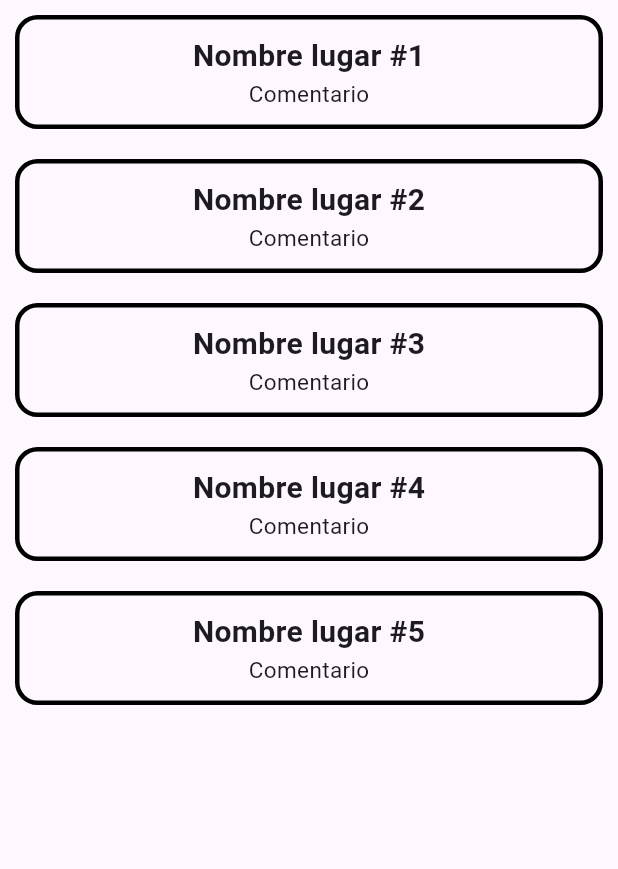
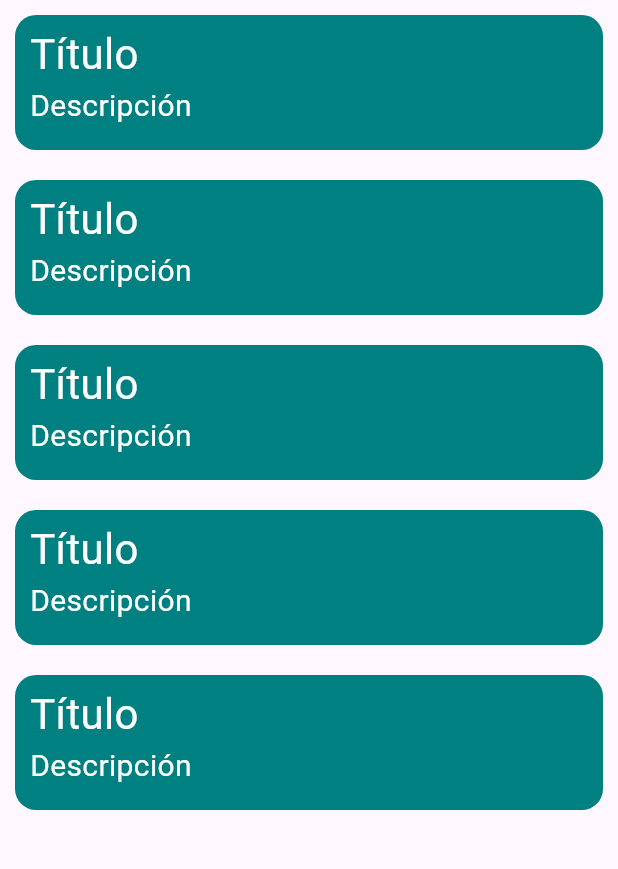
Before and after one commit to IvanRT18/SpotLy, a Flutter app: the Mapa screen opened directly, after a tap on the "menu" icon, after a tap on "Mis Lugares", on a phone screen of 412 x 824 dp, the part 84-953 px from its top. Run offline on Flutter 3.47's test engine with Material 2 defaults, Android fonts, the phone set to English and light mode, and no system bars; our stand-ins replace firebase_core, google_maps_flutter; accounts and stored records are empty; Roboto replaces fonts that are missing (Questrial).

Commit message:
cambios en cart y maps es home

```diff
--- a/lib/bookmarks.dart
+++ b/lib/bookmarks.dart
@@ -46,26 +46,66 @@ class _BookmarkState extends State<Bookmark> {
         children: [
           ListView.builder(
             itemCount: 5,
+            padding: EdgeInsets.all(10),
             itemBuilder: (BuildContext context, int index) {
               return Container(
-                margin: EdgeInsets.all(10),
-                padding: EdgeInsets.all(10),
-                decoration: BoxDecoration(
-                  border: Border.all(color: Colors.black, width: 3),
-                  borderRadius: BorderRadius.all(
-                    Radius.circular(15),
+                margin: EdgeInsets.only(bottom: 20),
+                width: 300,
+                height: 90,
+                padding: const EdgeInsets.only(
+                  top: 10,
+                  left: 5,
+                  right: 10,
+                  bottom: 10,
+                ),
+                decoration: ShapeDecoration(
+                  color: Color(0xFF008080),
+                  shape: RoundedRectangleBorder(
+                    borderRadius: BorderRadius.circular(14),
                   ),
                 ),
-                child: Column(
+                child: Row(
+                  mainAxisSize: MainAxisSize.min,
+                  mainAxisAlignment: MainAxisAlignment.start,
+                  crossAxisAlignment: CrossAxisAlignment.start,
                   children: [
-                    Text(
-                      "Nombre lugar #${index + 1}",
-                      style:
-                          TextStyle(fontSize: 20, fontWeight: FontWeight.w600),
-                    ),
-                    Text(
-                      "Comentario",
-                      style: TextStyle(fontSize: 15),
+                    Container(
+                      width: 280,
+                      height: 80,
+                      padding: const EdgeInsets.only(left: 5, right: 10),
+                      decoration: ShapeDecoration(
+                        shape: RoundedRectangleBorder(
+                          borderRadius: BorderRadius.circular(14),
+                        ),
+                      ),
+                      child: const Column(
+                        mainAxisSize: MainAxisSize.min,
+                        mainAxisAlignment: MainAxisAlignment.start,
+                        crossAxisAlignment: CrossAxisAlignment.start,
+                        children: [
+                          Text(
+                            'Título',
+                            style: TextStyle(
+                              color: Colors.white,
+                              fontSize: 28,
+                              fontFamily: 'Questrial',
+                              fontWeight: FontWeight.w400,
+                              height: 0,
+                            ),
+                          ),
+                          SizedBox(height: 5),
+                          Text(
+                            'Descripción',
+                            style: TextStyle(
+                              color: Colors.white,
+                              fontSize: 20,
+                              fontFamily: 'Questrial',
+                              fontWeight: FontWeight.w400,
+                              height: 0,
+                            ),
+                          ),
+                        ],
+                      ),
                     ),
                   ],
                 ),
--- a/lib/drawer.dart
+++ b/lib/drawer.dart
@@ -67,23 +67,23 @@ class _DrawerAppState extends State<DrawerApp> {
                   ),
                   onTap: () {
                     Navigator.of(context).push(MaterialPageRoute(
-                      builder: (context) => const Home(),
-                    ));
-                  },
-                ),
-                const SizedBox(
-                  height: 30,
-                ),
-                ListTile(
-                  leading: Icon(Icons.location_on_rounded, size: listIconSize),
-                  iconColor: Colors.white,
-                  title: Text('Mapa', style: listItemStyle),
-                  onTap: () {
-                    Navigator.of(context).push(MaterialPageRoute(
                       builder: (context) => const Mapa(),
                     ));
                   },
                 ),
+                // const SizedBox(
+                //   height: 30,
+                // ),
+                // ListTile(
+                //   leading: Icon(Icons.location_on_rounded, size: listIconSize),
+                //   iconColor: Colors.white,
+                //   title: Text('Mapa', style: listItemStyle),
+                //   onTap: () {
+                //     Navigator.of(context).push(MaterialPageRoute(
+                //       builder: (context) => const Mapa(),
+                //     ));
+                //   },
+                // ),
                 const SizedBox(
                   height: 30,
                 ),
--- a/lib/mapa.dart
+++ b/lib/mapa.dart
@@ -45,7 +45,7 @@ class _MapaState extends State<Mapa> {
           Padding(
             padding: EdgeInsets.only(right: 30),
             child: Text(
-              "Mapa",
+              "SpotLy",
               style: TextStyle(
                   color: Colors.black,
                   fontSize: 36,
```
